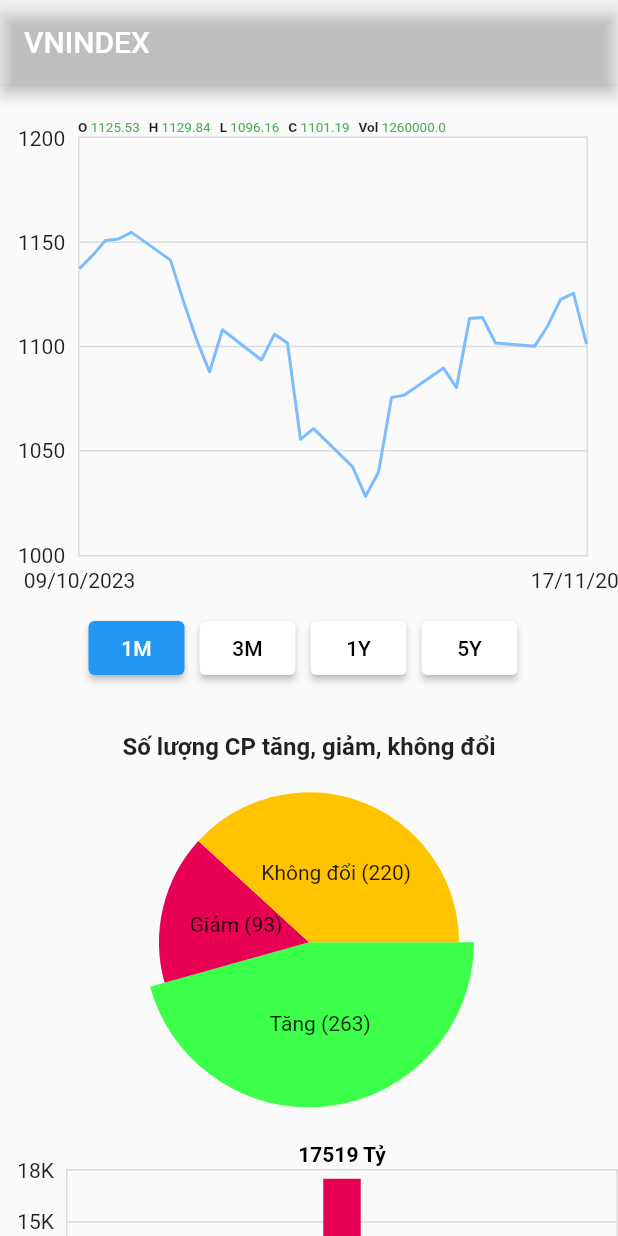
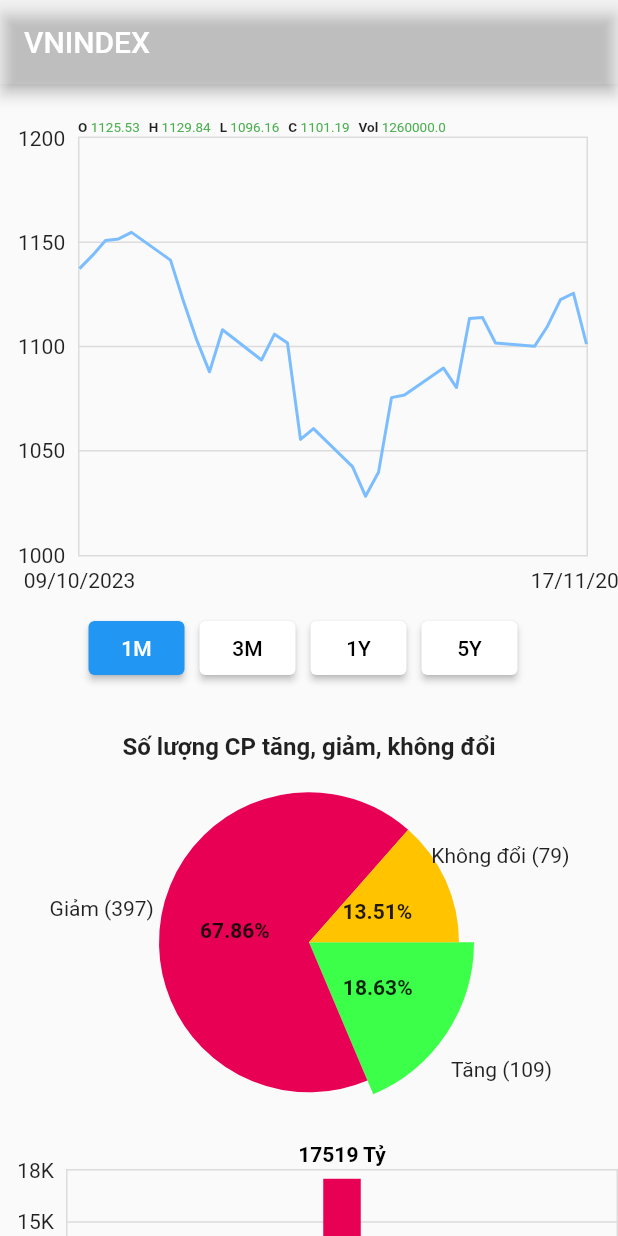
Before and after one commit to longvu2907/fl_chart_demo, a Flutter app: the screen it shows after launch, on a phone screen of 412 x 824 dp. Run offline on Flutter 3.47's test engine with Material 2 defaults, Android fonts, the phone set to English and light mode, and no system bars; drawn by our look-alikes of fl_chart; our stand-ins replace csv.

Commit message:
update pie chart

```diff
--- a/lib/pie_chart.dart
+++ b/lib/pie_chart.dart
@@ -52,23 +52,38 @@ class _StockPieChartState extends State<StockPieChart> {
         case 0:
           return PieChartSectionData(
             color: AppColors.contentColorGreen,
-            value: (263 / 576) * 100,
-            title: 'Tăng (263)',
+            value: (109 / 576) * 100,
+            title: "18.63%",
             radius: radius,
+            titleStyle: const TextStyle(
+              fontWeight: FontWeight.bold,
+            ),
+            badgeWidget: const Text('Tăng (109)'),
+            badgePositionPercentageOffset: 1.4,
           );
         case 1:
           return PieChartSectionData(
             color: AppColors.contentColorRed,
-            value: (93 / 576) * 100,
-            title: 'Giảm (93)',
+            value: (397 / 576) * 100,
+            title: '67.86%',
             radius: radius,
+            titleStyle: const TextStyle(
+              fontWeight: FontWeight.bold,
+            ),
+            badgeWidget: const Text('Giảm (397)'),
+            badgePositionPercentageOffset: 1.4,
           );
         case 2:
           return PieChartSectionData(
             color: AppColors.contentColorYellow,
-            value: (220 / 576) * 100,
-            title: 'Không đổi (220)',
+            value: (79 / 576) * 100,
+            title: '13.51%',
             radius: radius,
+            titleStyle: const TextStyle(
+              fontWeight: FontWeight.bold,
+            ),
+            badgeWidget: const Text('Không đổi (79)'),
+            badgePositionPercentageOffset: 1.4,
           );
         default:
           throw Exception('Oh no');
```
